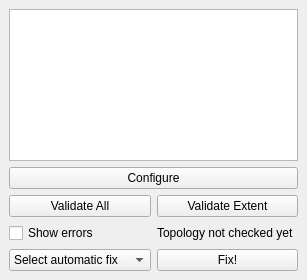
Before: the Qt Designer form src/plugins/topology/checkDock.ui in qgis/QGIS, drawn with Qt 5.
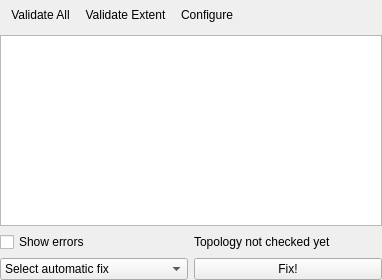
After: the same form once the commit is applied. Icons and pictures are not drawn.

Commit message: [topology checker] revamped icons for the topology checker

Patch:
```diff
--- a/src/plugins/topology/checkDock.ui
+++ b/src/plugins/topology/checkDock.ui
@@ -6,7 +6,7 @@
    <rect>
     <x>0</x>
     <y>0</y>
-    <width>307</width>
+    <width>382</width>
     <height>280</height>
    </rect>
   </property>
@@ -15,43 +15,37 @@
   </property>
   <widget class="QWidget" name="dockWidgetContents">
    <layout class="QGridLayout" name="gridLayout_2">
+    <property name="margin">
+     <number>0</number>
+    </property>
     <item row="0" column="0">
-     <layout class="QHBoxLayout" name="horizontalLayout">
-      <item>
-       <widget class="QTableView" name="mErrorTableView"/>
-      </item>
-     </layout>
+     <widget class="QToolBar" name="mTopologyToolbar">
+      <property name="iconSize">
+       <size>
+        <width>16</width>
+        <height>16</height>
+       </size>
+      </property>
+      <property name="floatable">
+       <bool>false</bool>
+      </property>
+      <addaction name="actionValidateAll"/>
+      <addaction name="actionValidateExtent"/>
+      <addaction name="actionConfigure"/>
+     </widget>
     </item>
     <item row="1" column="0">
-     <layout class="QHBoxLayout" name="horizontalLayout_4">
+     <layout class="QHBoxLayout" name="horizontalLayout">
       <item>
-       <widget class="QPushButton" name="mConfigureButton">
-        <property name="text">
-         <string>Configure</string>
-        </property>
+       <widget class="QTableView" name="mErrorTableView">
+        <attribute name="horizontalHeaderStretchLastSection">
+         <bool>true</bool>
+        </attribute>
        </widget>
       </item>
      </layout>
     </item>
     <item row="2" column="0">
-     <layout class="QHBoxLayout" name="horizontalLayout_3">
-      <item>
-       <widget class="QPushButton" name="mValidateAllButton">
-        <property name="text">
-         <string>Validate All</string>
-        </property>
-       </widget>
-      </item>
-      <item>
-       <widget class="QPushButton" name="mValidateExtentButton">
-        <property name="text">
-         <string>Validate Extent</string>
-        </property>
-       </widget>
-      </item>
-     </layout>
-    </item>
-    <item row="3" column="0">
      <layout class="QHBoxLayout" name="horizontalLayout_5">
       <item>
        <widget class="QCheckBox" name="mToggleRubberband">
@@ -75,7 +69,7 @@
       </item>
      </layout>
     </item>
-    <item row="4" column="0">
+    <item row="3" column="0">
      <layout class="QGridLayout" name="gridLayout">
       <item row="0" column="0">
        <widget class="QComboBox" name="mFixBox">
@@ -97,6 +91,42 @@
     </item>
    </layout>
   </widget>
+  <action name="actionValidateAll">
+   <property name="icon">
+    <iconset resource="topol.qrc">
+     <normaloff>:/topology/mActionValidateAll.svg</normaloff>:/topology/mActionValidateAll.svg</iconset>
+   </property>
+   <property name="text">
+    <string>Validate All</string>
+   </property>
+   <property name="toolTip">
+    <string>Validate All</string>
+   </property>
+  </action>
+  <action name="actionValidateExtent">
+   <property name="icon">
+    <iconset resource="topol.qrc">
+     <normaloff>:/topology/mActionValidateExtent.svg</normaloff>:/topology/mActionValidateExtent.svg</iconset>
+   </property>
+   <property name="text">
+    <string>Validate Extent</string>
+   </property>
+   <property name="toolTip">
+    <string>Validate Extent</string>
+   </property>
+  </action>
+  <action name="actionConfigure">
+   <property name="icon">
+    <iconset resource="topol.qrc">
+     <normaloff>:/topology/mActionConfigure.svg</normaloff>:/topology/mActionConfigure.svg</iconset>
+   </property>
+   <property name="text">
+    <string>Configure</string>
+   </property>
+   <property name="toolTip">
+    <string>Configure</string>
+   </property>
+  </action>
  </widget>
  <resources/>
  <connections/>
```
Left out of the diff: 6 changed lines with no effect on the pictures. The commit also changes 11 other files.
